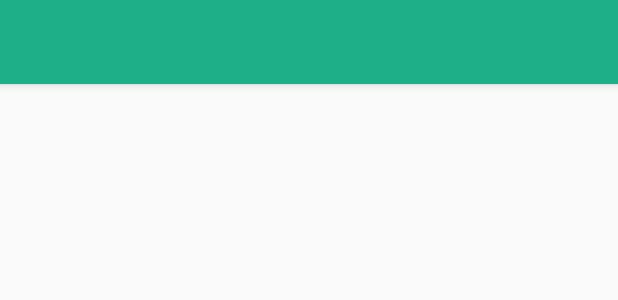
After one commit to johnfrits/capstone-project-landuino, an Android app: the layout activity_save_soil_location_data.xml on its own in the app's theme, with its tools: preview values and no code run, on a phone screen of 412 x 824 dp. The commit adds this screen. Shown: the top 300 px of the screen. Run offline under Robolectric (Android 15) with nearby library versions, the phone set to English and light mode, and no system bars.

Commit message:
konting kembot1.65

```diff
--- a/app/src/main/AndroidManifest.xml
+++ b/app/src/main/AndroidManifest.xml
@@ -22,7 +22,6 @@
         android:label="@string/app_name"
         android:supportsRtl="true"
         android:theme="@style/AppTheme">
-
         <service android:name=".GPS_Service" />
 
         <activity
@@ -37,7 +36,6 @@
         </activity>
         <activity android:name=".SplashScreen" />
         <activity android:name=".activity.LoginActivity" />
-
         <activity android:name=".activity.RegisterActivity" />
         <activity
             android:name=".activity.MapsActivity"
@@ -57,7 +55,6 @@
         <activity
             android:name=".activity.AreaListActivity"
             android:label="@string/area_list" />
-
         <activity
             android:name=".activity.InfoViewActivity"
             android:label="Area Info" />
@@ -73,6 +70,7 @@
             android:name="com.google.android.geo.API_KEY"
             android:value="@string/google_maps_key" />
 
+        <activity android:name=".activity.SaveSoilLocationDataActivity"></activity>
     </application>
 
 </manifest>
--- a/app/src/main/res/layout/activity_analyze_soil.xml
+++ b/app/src/main/res/layout/activity_analyze_soil.xml
@@ -90,12 +90,12 @@
                 android:layout_width="54dp"
                 android:layout_height="54dp"
                 android:id="@+id/foundLocation"
-                android:src="@drawable/compass"
+                android:src="@drawable/location"
                 android:visibility="invisible"
                 android:layout_marginEnd="73dp"
                 android:layout_alignBottom="@+id/centerImage"
                 android:layout_alignParentEnd="true"
-                android:layout_marginBottom="-50dp" />
+                android:layout_marginBottom="-60dp" />
 
             <ImageView
                 android:layout_width="54dp"
--- /dev/null
+++ b/app/src/main/res/layout/activity_save_soil_location_data.xml
@@ -0,0 +1,27 @@
+<?xml version="1.0" encoding="utf-8"?>
+<android.support.design.widget.CoordinatorLayout xmlns:android="http://schemas.android.com/apk/res/android"
+    xmlns:app="http://schemas.android.com/apk/res-auto"
+    xmlns:tools="http://schemas.android.com/tools"
+    android:layout_width="match_parent"
+    android:layout_height="match_parent"
+    android:fitsSystemWindows="true"
+    tools:context="com.example.admin123.smsams.activity.StatisticActivity">
+
+    <android.support.design.widget.AppBarLayout
+        android:layout_width="match_parent"
+        android:layout_height="wrap_content"
+        android:theme="@style/AppTheme.AppBarOverlay">
+
+        <android.support.v7.widget.Toolbar
+            android:id="@+id/toolbar"
+            android:layout_width="match_parent"
+            android:layout_height="?attr/actionBarSize"
+            android:background="@color/colorAccent"
+            android:elevation="2dp"
+            app:popupTheme="@style/AppTheme.PopupOverlay">
+
+        </android.support.v7.widget.Toolbar>
+
+    </android.support.design.widget.AppBarLayout>
+
+</android.support.design.widget.CoordinatorLayout>
--- a/app/src/main/res/values/colors.xml
+++ b/app/src/main/res/values/colors.xml
@@ -5,4 +5,5 @@
     <color name="disabled_analyze_btn">#4c5276</color>
     <color name="colorAccent">#1eaf88</color>
     <color name="material_drawer_selected_text">@color/material_drawer_accent</color>
+    <color name="success">#64df07</color>
 </resources>
--- a/app/src/main/res/values/strings.xml
+++ b/app/src/main/res/values/strings.xml
@@ -22,7 +22,7 @@
     <string name="title_activity_statistic">StatisticActivity</string>
     <string name="title_activity_app_setting">AppSettingActivity</string>
     <string name="title_activity_account_setting">AccountSettingActivity</string>
-    <string name="analyze">Analyse</string>
+    <string name="analyze">Analyze</string>
     <string name="mahlogo">mahlogo</string>
     <string name="Welcome">Welcome</string>
     <string name="SMSAMS">SMSAMS</string>
@@ -40,5 +40,6 @@
     <string name="area_list">Area List</string>
     <string name="info">Info</string>
     <string name="statistic">Statistic</string>
+    <string name="complete">Proceed</string>
 
 </resources>
```
Also changed, not shown: app/src/main/java/com/example/admin123/smsams/Activity/AnalyzeSoilActivity.java (+123 -74 lines), app/src/main/java/com/example/admin123/smsams/activity/MainActivity.java (+2 -5 lines), app/src/main/java/com/example/admin123/smsams/activity/SaveSoilLocationDataActivity.java (added, +15 -0 lines), app/src/main/res/drawable/ripple_anim_button_anaylse_complete.xml (added, +8 -0 lines), app/src/main/res/drawable/location.png (added).
